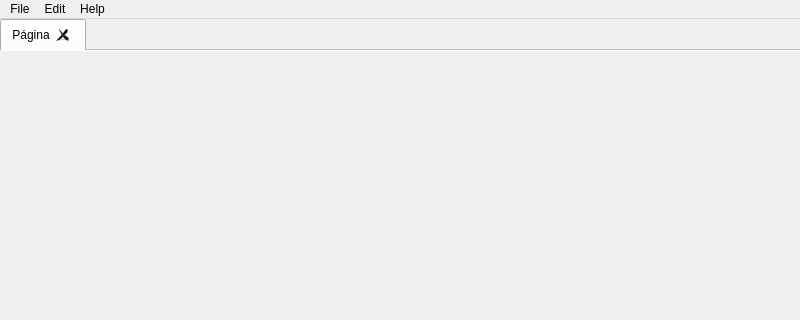
morsoth/FIBedit, file Form.ui: the form before one commit; both pictures show x 0 to 800 and y 0 to 320 of the 800 by 600 pixel window.
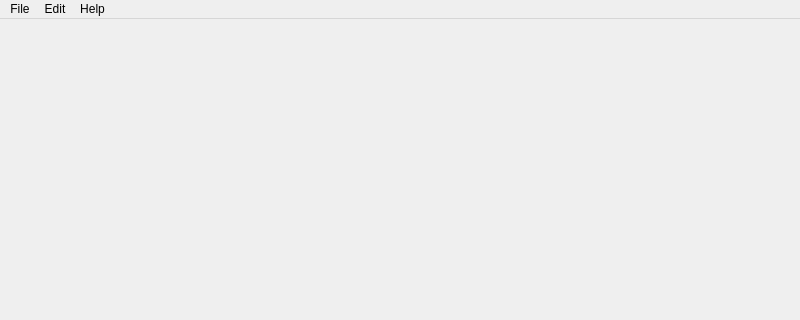
The form after the commit.

```diff
--- a/Form.ui
+++ b/Form.ui
@@ -56,11 +56,6 @@
       <property name="tabBarAutoHide">
        <bool>false</bool>
       </property>
-      <widget class="QWidget" name="tab">
-       <attribute name="title">
-        <string>Página</string>
-       </attribute>
-      </widget>
      </widget>
     </item>
    </layout>
```
Left out of the diff: 2 changed lines with no effect on the pictures.
